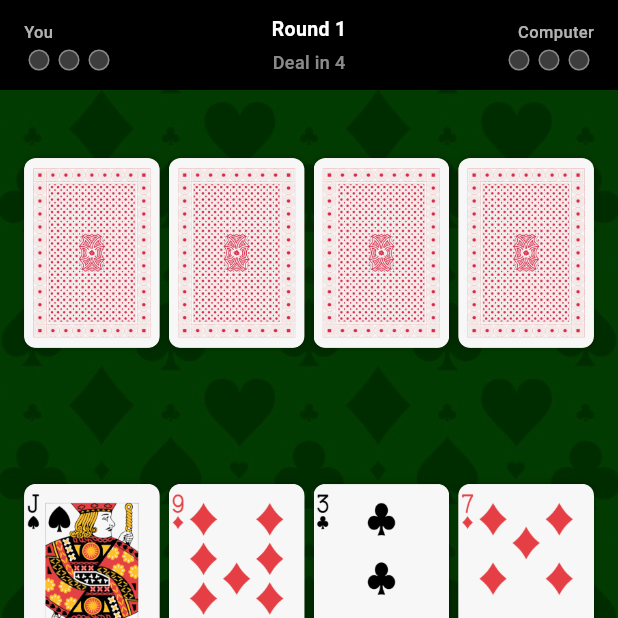
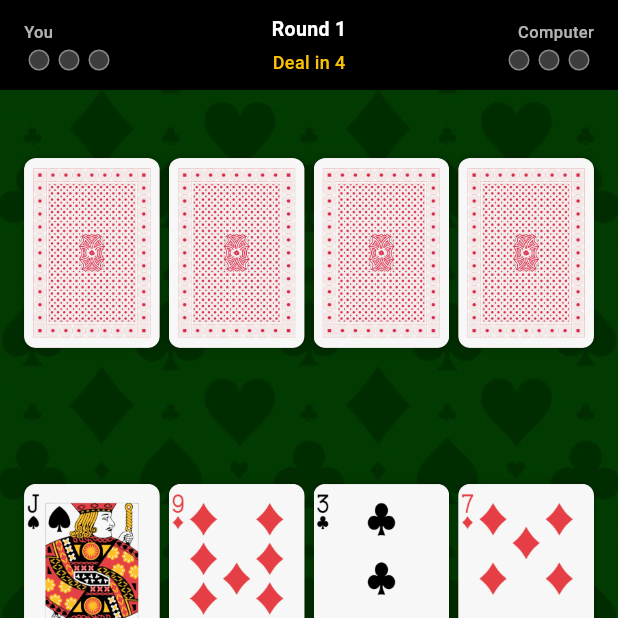
Before and after one commit to AtlaseraLtd/kems, a Flutter app: the GameScreen screen opened directly, on a phone screen of 412 x 824 dp, the top half of it. Run offline on Flutter 3.47's test engine with Material 3 defaults, Android fonts, the light colour scheme and no system bars; our stand-ins replace audioplayers; missing offline and left inert: animated_button.

```diff
--- a/lib/screens/game_screen.dart
+++ b/lib/screens/game_screen.dart
@@ -473,7 +473,6 @@ class _ScoreBar extends StatelessWidget {
   );
 
   @override
-  @override
   Widget build(BuildContext context) {
     return Container(
       color: Colors.black,
@@ -519,11 +518,11 @@ class _ScoreBar extends StatelessWidget {
               Text(
                 'Deal in $countdown',
                 style: TextStyle(
-                  color: countdown <= 3
+                  color: countdown <= 2
                       ? const Color(0xFFFA0505)
                       : countdown == 5
-                      ? const Color(0xFFFAC105)
-                      : Colors.white54,
+                      ? Colors.white54
+                      : const Color(0xFFFAC105),
                   fontSize: 12,
                   fontWeight: FontWeight.w500,
                 ),
--- a/lib/screens/splash_screen.dart
+++ b/lib/screens/splash_screen.dart
@@ -85,7 +85,7 @@ class _SplashScreenState extends State<SplashScreen>
                   return Column(
                     children: [
                       ClipRRect(
-                        borderRadius: BorderRadius.circular(10),
+                        borderRadius: BorderRadius.circular(20),
                         child: LinearProgressIndicator(
                           value: _progressAnim.value,
                           minHeight: 6,
```
Also changed, not shown: 2 other files.
